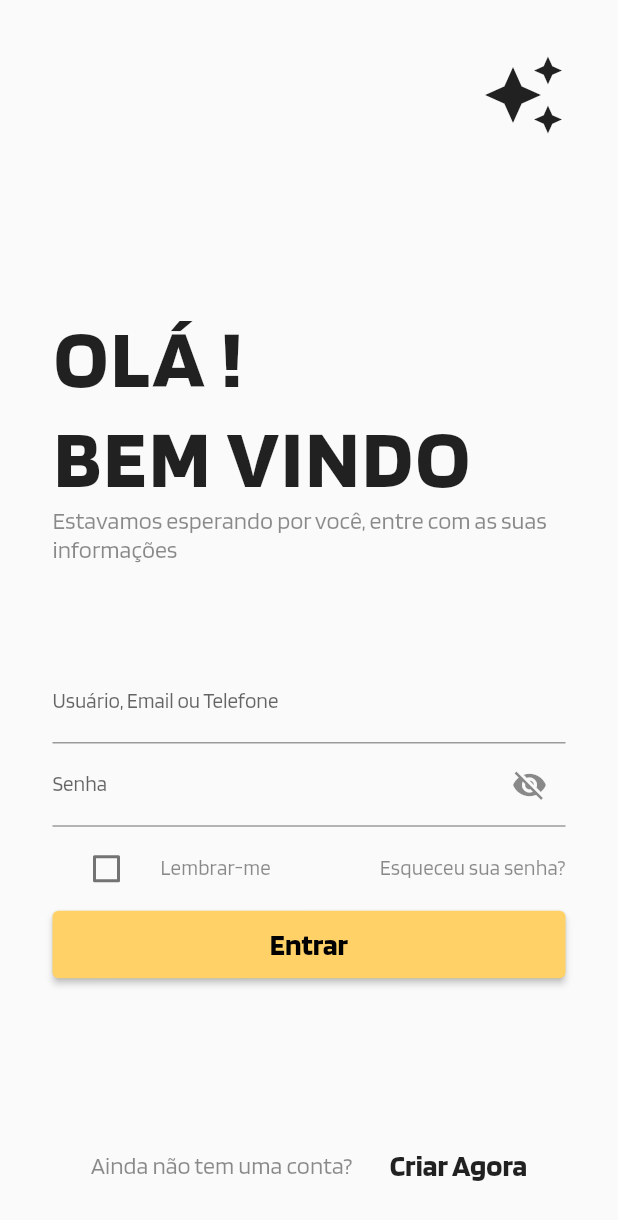
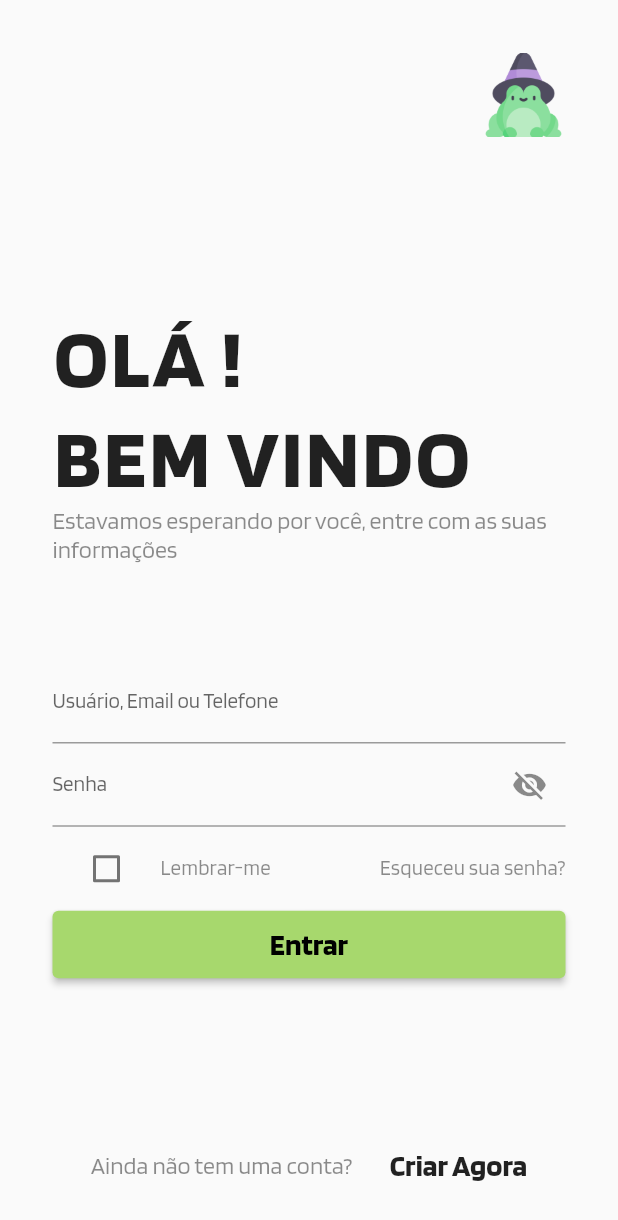
Before and after one commit to guilhermedacruzz/TCC_APP, a Flutter app: the screen it shows after launch, on a phone screen of 412 x 824 dp. Shown: the top 1220 px of the screen. Run offline on Flutter 3.47's test engine with Material 2 defaults, Android fonts, the phone set to English and light mode, and no system bars; our stand-ins replace shared_preferences, syncfusion_flutter_charts; project files that could hold a hidden picture were left out.

Commit message:
pequenos ajustes

```diff
--- a/lib/pages/page_home.dart
+++ b/lib/pages/page_home.dart
@@ -1,7 +1,7 @@
 import 'package:flutter/material.dart';
 import 'package:syncfusion_flutter_charts/charts.dart';
 import 'package:tcc/pages/page_register_new_IOT.dart';
-import 'package:tcc/widgets/grafics.dart';
+import 'package:tcc/widgets/trash/grafics.dart';
 import '../forms/custom_button.dart';
 import '../widgets/custom_drawler.dart';
 
--- a/lib/pages/page_login.dart
+++ b/lib/pages/page_login.dart
@@ -29,9 +29,10 @@ class _PageLoginState extends State<PageLogin> {
             Row(
               mainAxisAlignment: MainAxisAlignment.end,
               children: [
-                Icon(
-                  Icons.auto_awesome,
-                  size: Theme.of(context).textTheme.displayMedium!.fontSize,
+                Image.asset(
+                  "assets/images/sapo.png",
+                  height: Theme.of(context).textTheme.displayMedium?.fontSize,
+                  fit: BoxFit.cover,
                 ),
               ],
             ),
--- a/lib/utils/style.dart
+++ b/lib/utils/style.dart
@@ -45,18 +45,18 @@ class Styles {
       ),
       fontFamily: "Blinker",
       primarySwatch: const MaterialColor(
-        0xFFFFD166,
+        0xFFA7D86D,
         <int, Color>{
-          50: Color(0xFFFFF9ED),
-          100: Color(0xFFFFF1D1),
-          200: Color(0xFFFFE8B3),
-          300: Color(0xFFFFDF94),
-          400: Color(0xFFFFD87D),
-          500: Color(0xFFFFD166),
-          600: Color(0xFFFFCC5E),
-          700: Color(0xFFFFC653),
-          800: Color(0xFFFFC049),
-          900: Color(0xFFFFB538),
+          50: Color(0xFFF4FAED),
+          100: Color(0xFFE5F3D3),
+          200: Color(0xFFD3ECB6),
+          300: Color(0xFFC1E499),
+          400: Color(0xFFB4DE83),
+          500: Color(0xFFA7D86D),
+          600: Color(0xFF9FD465),
+          700: Color(0xFF96CE5A),
+          800: Color(0xFF8CC850),
+          900: Color(0xFF7CBF3E),
         },
       ),
       primaryColor: isDarkTheme ? Colors.black : Colors.white,
@@ -65,9 +65,10 @@ class Styles {
       canvasColor: isDarkTheme ? Colors.black : Colors.grey[50],
       brightness: isDarkTheme ? Brightness.dark : Brightness.light,
       buttonTheme: Theme.of(context).buttonTheme.copyWith(
-          colorScheme: isDarkTheme
-              ? const ColorScheme.dark()
-              : const ColorScheme.light()),
+            colorScheme: isDarkTheme
+                ? const ColorScheme.dark()
+                : const ColorScheme.light(),
+          ),
       appBarTheme: const AppBarTheme(
         elevation: 0.0,
       ),
@@ -76,7 +77,6 @@ class Styles {
         iconColor: Color(0xFFFFD87D),
         collapsedTextColor: Color(0xFFFFD87D),
         textColor: Color(0xFFFFD87D),
-        backgroundColor: Colors.red
       ),
     );
   }
--- a/lib/widgets/dark_mode_switch.dart
+++ b/lib/widgets/dark_mode_switch.dart
@@ -24,7 +24,7 @@ class _SwitchDarkModeState extends State<SwitchDarkMode> {
       onPressed: () {
         _changeTheme();
       },
-      icon: _value ? const Icon(Icons.dark_mode) : const Icon(Icons.light_mode),
+      icon: _value ? const Icon(Icons.light_mode) : const Icon(Icons.dark_mode),
     );
   }
 }
--- a/pubspec.yaml
+++ b/pubspec.yaml
@@ -93,6 +93,7 @@ flutter:
   # see https://flutter.dev/custom-fonts/#from-packages
   assets:
     - assets/images/anime.gif
+    - assets/images/sapo.png
   fonts:
     - family: Blinker
       fonts:
```
Also changed, not shown: assets/images/sapo.png (added), lib/widgets/trash/grafics.dart (renamed from lib/widgets/grafics.dart).
